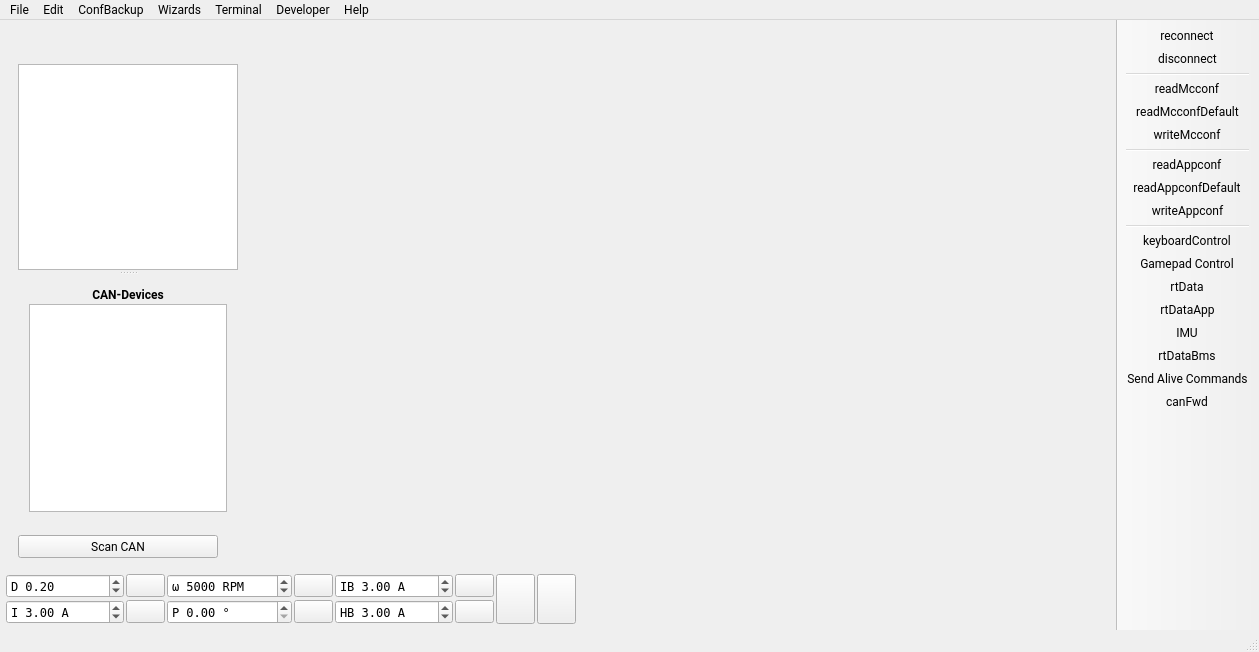
This is mainwindow.ui in njupt-robomasters/vesc_tool-zh as Qt 5 draws it before an edit. The edited form follows.
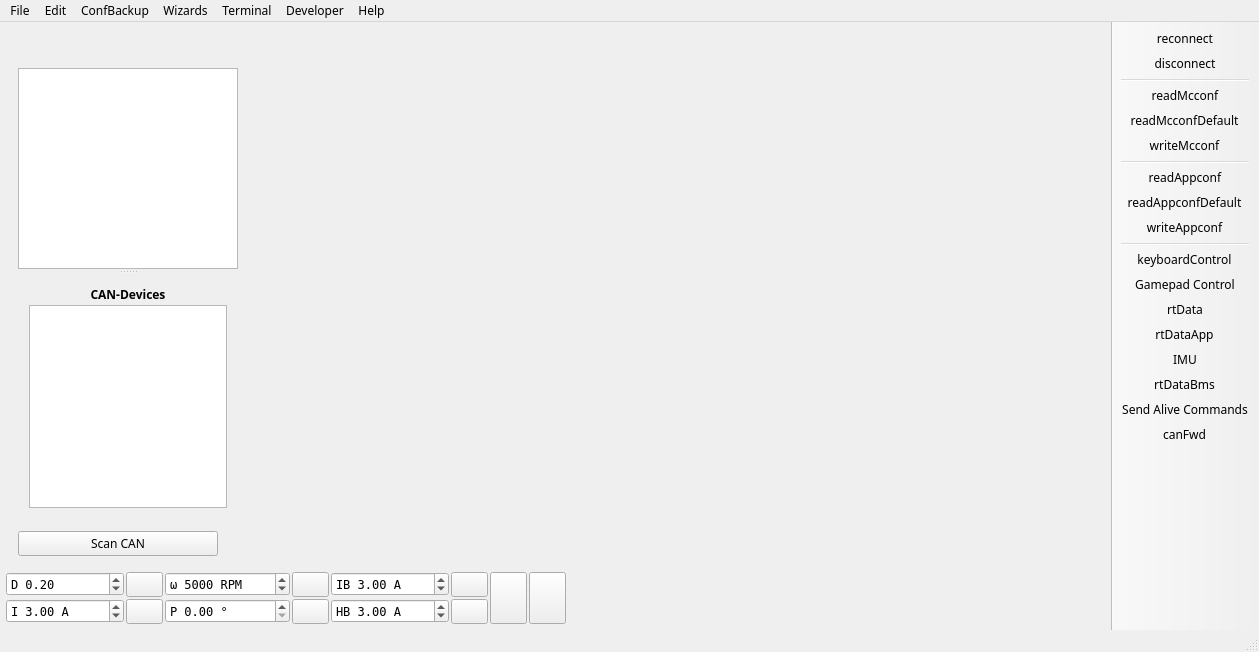
This is the edited form. Icons and pictures are not drawn. Custom widgets are drawn as their Qt base class.

Commit message:
字体修复: .ui文件中Roboto替换为Microsoft YaHei
pageappadc.ui, pageappnrf.ui, pageapppas.ui, mainwindow.ui,
parametereditor.ui, adcmap.ui, batterycalculator.ui
及其vesc_tool-master副本中的<family>Roboto</family>
全部替换为<family>Microsoft YaHei</family>

```diff
--- a/mainwindow.ui
+++ b/mainwindow.ui
@@ -12,7 +12,7 @@
   </property>
   <property name="font">
    <font>
-    <family>Roboto</family>
+    <family>Microsoft YaHei</family>
    </font>
   </property>
   <property name="windowTitle">
@@ -112,7 +112,7 @@
            </property>
            <property name="font">
             <font>
-             <family>Roboto</family>
+             <family>Microsoft YaHei</family>
             </font>
            </property>
            <property name="editTriggers">
@@ -137,7 +137,7 @@
              <widget class="QLabel" name="label">
               <property name="font">
                <font>
-                <family>Roboto</family>
+                <family>Microsoft YaHei</family>
                 <bold>true</bold>
                </font>
               </property>
@@ -159,7 +159,7 @@
               </property>
               <property name="font">
                <font>
-                <family>Roboto</family>
+                <family>Microsoft YaHei</family>
                </font>
               </property>
               <property name="editTriggers">
@@ -199,7 +199,7 @@
        <widget class="QStackedWidget" name="pageWidget">
         <property name="font">
          <font>
-          <family>Roboto</family>
+          <family>Microsoft YaHei</family>
          </font>
         </property>
         <property name="currentIndex">
@@ -678,7 +678,7 @@
    <widget class="QMenu" name="menuCommands">
     <property name="font">
      <font>
-      <family>Roboto</family>
+      <family>Microsoft YaHei</family>
      </font>
     </property>
     <property name="title">
```
The commit also changes 13 other files.
